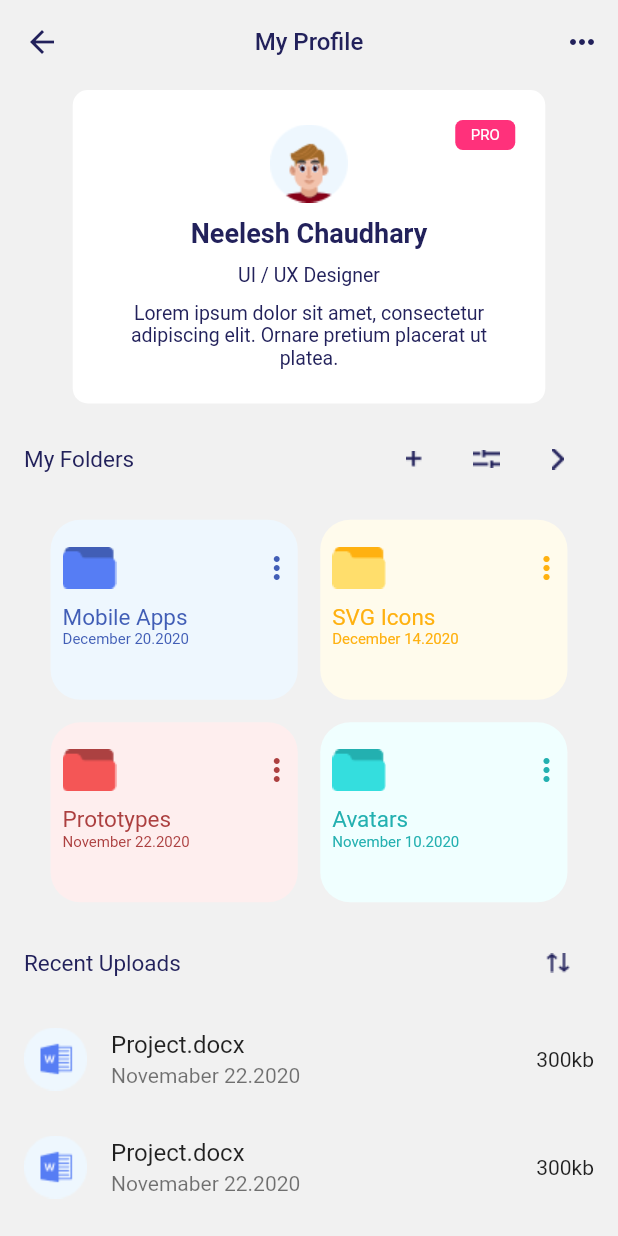
After one commit to NurRozikin/dirbbox, a Flutter app: the ProfileView screen opened by its route, on a phone screen of 412 x 824 dp. The commit adds this screen. Run offline on Flutter 3.47's test engine with Material 2 defaults, Android fonts, the phone set to English and light mode, and no system bars; our stand-ins replace get.

Commit message:
added profile page

```diff
--- a/lib/app/modules/home/views/home_view.dart
+++ b/lib/app/modules/home/views/home_view.dart
@@ -48,7 +48,7 @@ class HomeView extends GetView<HomeController> {
             actions: [
               IconButton(
                   onPressed: () {
-                    //Get.toNamed(Routes.PROFILE);
+                    Get.toNamed(Routes.PROFILE);
                   },
                   icon: Image.asset('assets/icons/Union.png'))
             ],
--- /dev/null
+++ b/lib/app/modules/profile/bindings/profile_binding.dart
@@ -0,0 +1,12 @@
+import 'package:get/get.dart';
+
+import '../controllers/profile_controller.dart';
+
+class ProfileBinding extends Bindings {
+  @override
+  void dependencies() {
+    Get.lazyPut<ProfileController>(
+      () => ProfileController(),
+    );
+  }
+}
--- /dev/null
+++ b/lib/app/modules/profile/controllers/profile_controller.dart
@@ -0,0 +1,23 @@
+import 'package:get/get.dart';
+
+class ProfileController extends GetxController {
+  //TODO: Implement ProfileController
+
+  final count = 0.obs;
+  @override
+  void onInit() {
+    super.onInit();
+  }
+
+  @override
+  void onReady() {
+    super.onReady();
+  }
+
+  @override
+  void onClose() {
+    super.onClose();
+  }
+
+  void increment() => count.value++;
+}
--- /dev/null
+++ b/lib/app/modules/profile/views/profile_view.dart
@@ -0,0 +1,289 @@
+import 'package:flutter/material.dart';
+
+import 'package:get/get.dart';
+import 'package:get/get_connect/http/src/utils/utils.dart';
+
+import '../controllers/profile_controller.dart';
+
+class ProfileView extends GetView<ProfileController> {
+  const ProfileView({Key? key}) : super(key: key);
+  @override
+  Widget build(BuildContext context) {
+    return Scaffold(
+      backgroundColor: Color(0xFFF1F1F1),
+      /*
+      appBar: AppBar(
+        backgroundColor: Color(0xFFF1F1F1),
+        elevation: 0,
+        title: const Text(
+          'My Profile',
+          style: TextStyle(fontSize: 16, color: Color(0xFF22215B)),
+        ),
+        centerTitle: true,
+        actions: [
+          IconButton(
+              onPressed: () {},
+              icon: Icon(
+                Icons.more_horiz,
+                color: Color(0xFF22215B),
+              ))
+        ],
+      ),
+      */
+      body: CustomScrollView(slivers: [
+        SliverAppBar(
+          backgroundColor: Color(0xFFF1F1F1),
+          iconTheme: IconThemeData(color: Color(0xFF22215B)),
+          elevation: 0,
+          title: const Text(
+            'My Profile',
+            style: TextStyle(fontSize: 16, color: Color(0xFF22215B)),
+          ),
+          centerTitle: true,
+          actions: [
+            IconButton(
+                onPressed: () {},
+                icon: Icon(
+                  Icons.more_horiz,
+                  color: Color(0xFF22215B),
+                ))
+          ],
+        ),
+        SliverToBoxAdapter(
+          child: Column(
+            children: [
+              Card(
+                color: Colors.white,
+                elevation: 0,
+                shape: RoundedRectangleBorder(
+                    borderRadius: BorderRadius.circular(10)),
+                child: Container(
+                  width: 315,
+                  height: 209,
+                  padding: EdgeInsets.all(20),
+                  child: Stack(
+                    alignment: Alignment.topRight,
+                    children: [
+                      Column(
+                          mainAxisAlignment: MainAxisAlignment.center,
+                          children: [
+                            Image.asset('assets/images/Profile Image.png'),
+                            SizedBox(
+                              height: 10,
+                            ),
+                            Text(
+                              "Neelesh Chaudhary",
+                              style: TextStyle(
+                                  fontSize: 18,
+                                  color: Color(0xFF22215B),
+                                  fontWeight: FontWeight.bold),
+                            ),
+                            SizedBox(
+                              height: 10,
+                            ),
+                            Text(
+                              "UI / UX Designer",
+                              style: TextStyle(
+                                  fontSize: 13, color: Color(0xFF22215B)),
+                            ),
+                            SizedBox(
+                              height: 10,
+                            ),
+                            Text(
+                              "Lorem ipsum dolor sit amet, consectetur adipiscing elit. Ornare pretium placerat ut platea.",
+                              style: TextStyle(
+                                fontSize: 13,
+                                color: Color(0xFF22215B),
+                              ),
+                              textAlign: TextAlign.center,
+                            ),
+                          ]),
+                      Container(
+                        width: 40,
+                        height: 20,
+                        decoration: BoxDecoration(
+                            color: Color(0xFFFF317B),
+                            borderRadius: BorderRadius.circular(5)),
+                        child: Center(
+                          child: Text(
+                            "PRO",
+                            style: TextStyle(color: Colors.white, fontSize: 10),
+                          ),
+                        ),
+                      )
+                    ],
+                  ),
+                ),
+              ),
+              SizedBox(
+                height: 5,
+              ),
+              ListTile(
+                title: Text(
+                  "My Folders",
+                  style: TextStyle(fontSize: 15, color: Color(0xFF22215B)),
+                ),
+                trailing: Wrap(
+                  children: [
+                    IconButton(
+                        onPressed: () {},
+                        icon: Image.asset('assets/icons/Add.png')),
+                    IconButton(
+                        onPressed: () {},
+                        icon: Image.asset('assets/icons/Settings.png')),
+                    IconButton(
+                        onPressed: () {},
+                        icon: Image.asset('assets/icons/Vector.png'))
+                  ],
+                ),
+              ),
+            ],
+          ),
+        ),
+        SliverToBoxAdapter(
+          child: SizedBox(
+            height: 280,
+            child: ListView.builder(
+                itemExtent: Get.width,
+                scrollDirection: Axis.horizontal,
+                itemBuilder: (context, index) {
+                  return Center(
+                    child: Wrap(
+                      crossAxisAlignment: WrapCrossAlignment.center,
+                      spacing: 15,
+                      runSpacing: 15,
+                      children: [
+                        FolderPanel(
+                          title: "Mobile Apps",
+                          subtitle: "December 20.2020",
+                          image: "assets/icons/Folder-415EB6.png",
+                        ),
+                        FolderPanel(
+                          title: "SVG Icons",
+                          subtitle: "December 14.2020",
+                          image: "assets/icons/Folder-FFB110.png",
+                          bgColor: Color(0xFFFFFBEC),
+                        ),
+                        FolderPanel(
+                          title: "Prototypes",
+                          subtitle: "November 22.2020",
+                          image: "assets/icons/Folder-AC4040.png",
+                          bgColor: Color(0xFFFEEEEE),
+                        ),
+                        FolderPanel(
+                          title: "Avatars",
+                          subtitle: "November 10.2020",
+                          image: "assets/icons/Folder-23B0B0.png",
+                          bgColor: Color(0xFFF0FFFF),
+                        ),
+                      ],
+                    ),
+                  );
+                },
+                itemCount: ((7 / 4).round())),
+          ),
+        ),
+        SliverToBoxAdapter(
+            child: Column(children: [
+          ListTile(
+            title: Text(
+              "Recent Uploads",
+              style: TextStyle(fontSize: 15, color: Color(0xFF22215B)),
+            ),
+            trailing: Wrap(
+              children: [
+                IconButton(
+                    onPressed: () {},
+                    icon: Image.asset('assets/icons/Sort.png'))
+              ],
+            ),
+          ),
+        ])),
+        SliverList(
+            delegate: SliverChildBuilderDelegate(
+          (context, index) {
+            return ListTile(
+              leading: Image.asset('assets/icons/Word Icon.png'),
+              title: Text("Project.docx"),
+              subtitle: Text("Novemaber 22.2020"),
+              trailing: Text("300kb"),
+            );
+          },
+          childCount: 2,
+        )),
+      ]),
+    );
+  }
+}
+
+class FolderPanel extends StatelessWidget {
+  FolderPanel(
+      {required this.title,
+      required this.subtitle,
+      required this.image,
+      this.bgColor});
+
+  String title;
+  String subtitle;
+  String image;
+  Color? bgColor;
+
+  @override
+  Widget build(BuildContext context) {
+    List<String> imgs = image.split("-");
+
+    Color? clr;
+    try {
+      clr = Color(int.parse('0xFF${imgs[1].split(".")[0]}'));
+    } catch (e) {}
+
+    return Container(
+      padding: EdgeInsets.all(0),
+      width: Get.width * 0.4,
+      height: 120,
+      decoration: BoxDecoration(
+          color: (bgColor == null) ? Color(0xFFEEF7FE) : bgColor,
+          borderRadius: BorderRadius.circular(20)),
+      child: Padding(
+        padding: const EdgeInsets.all(8.0),
+        child: Column(
+          mainAxisAlignment: MainAxisAlignment.start,
+          crossAxisAlignment: CrossAxisAlignment.start,
+          children: [
+            ListTile(
+                contentPadding:
+                    EdgeInsets.symmetric(vertical: 0.0, horizontal: 0.0),
+                dense: true,
+                leading: Image.asset('${image}'),
+                trailing: Container(
+                  padding: EdgeInsets.all(0),
+                  width: 18,
+                  height: 30,
+                  child: IconButton(
+                      padding: EdgeInsets.all(0),
+                      onPressed: () {},
+                      icon: Icon(
+                        Icons.more_vert,
+                        color: clr ?? Color(0xFF415EB6),
+                      )),
+                )),
+            Text(
+              "${title}",
+              style: TextStyle(
+                color: clr ?? Color(0xFF415EB6),
+                fontSize: 15,
+              ),
+            ),
+            Text(
+              "${subtitle}",
+              style: TextStyle(
+                color: clr ?? Color(0xFF415EB6),
+                fontSize: 10,
+              ),
+            ),
+          ],
+        ),
+      ),
+    );
+  }
+}
--- a/lib/app/routes/app_pages.dart
+++ b/lib/app/routes/app_pages.dart
@@ -4,6 +4,8 @@ import '../modules/home/bindings/home_binding.dart';
 import '../modules/home/views/home_view.dart';
 import '../modules/login/bindings/login_binding.dart';
 import '../modules/login/views/login_view.dart';
+import '../modules/profile/bindings/profile_binding.dart';
+import '../modules/profile/views/profile_view.dart';
 
 part 'app_routes.dart';
 
@@ -23,5 +25,10 @@ class AppPages {
       page: () => const LoginView(),
       binding: LoginBinding(),
     ),
+    GetPage(
+      name: _Paths.PROFILE,
+      page: () => const ProfileView(),
+      binding: ProfileBinding(),
+    ),
   ];
 }
--- a/lib/app/routes/app_routes.dart
+++ b/lib/app/routes/app_routes.dart
@@ -5,10 +5,12 @@ abstract class Routes {
   Routes._();
   static const HOME = _Paths.HOME;
   static const LOGIN = _Paths.LOGIN;
+  static const PROFILE = _Paths.PROFILE;
 }
 
 abstract class _Paths {
   _Paths._();
   static const HOME = '/home';
   static const LOGIN = '/login';
+  static const PROFILE = '/profile';
 }
```
